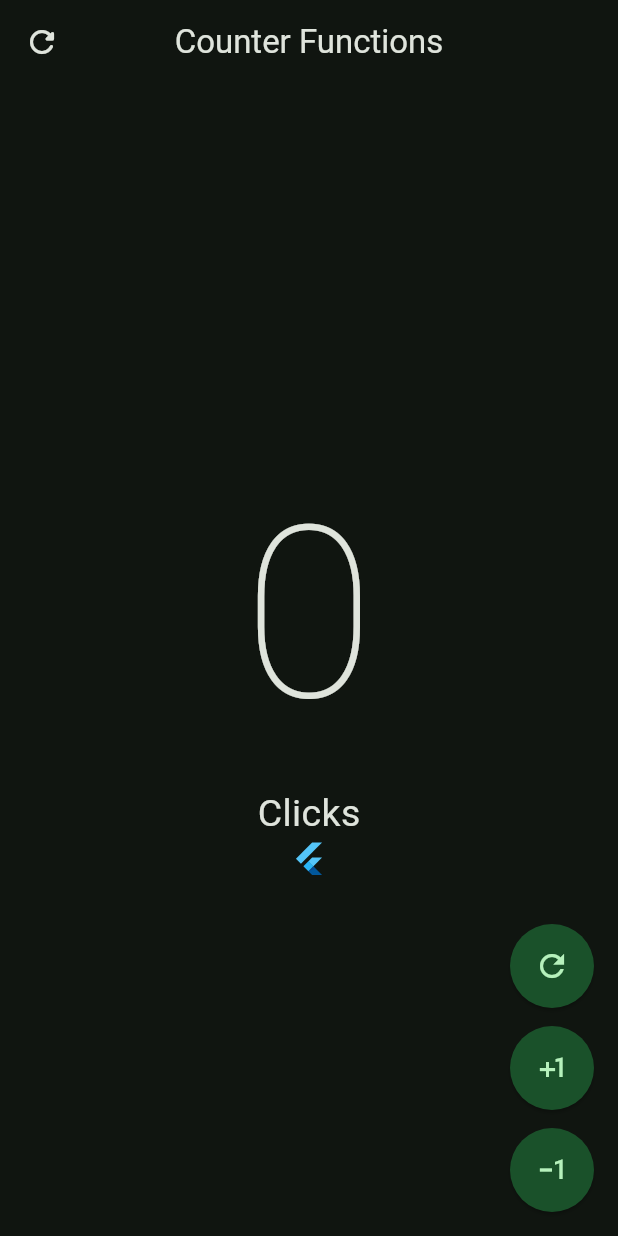
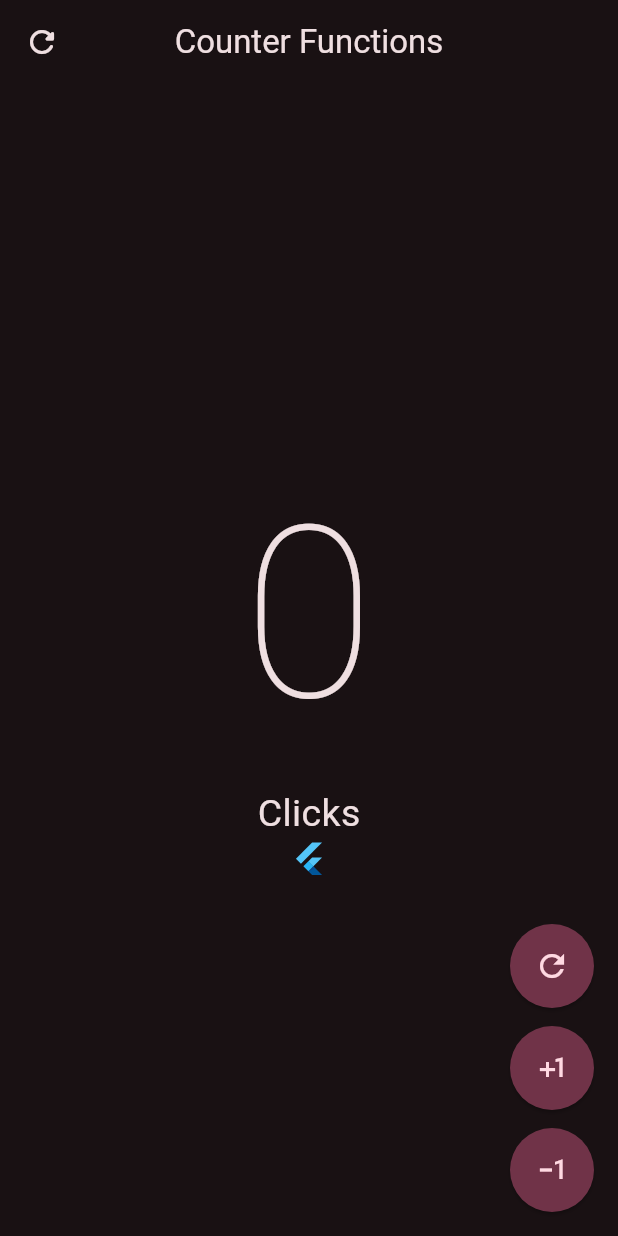
Before and after one commit to Trynag/udemy_flutter_fernando_herrera, a Flutter app: the CounterFunctionScreen screen opened directly, on a phone screen of 412 x 824 dp. Run offline on Flutter 3.47's test engine with Material 3 defaults, Android fonts, the phone set to English and light mode, and no system bars; our stand-ins replace dio.

```diff
--- a/toktik/lib/config/theme/app_theme.dart
+++ b/toktik/lib/config/theme/app_theme.dart
@@ -3,8 +3,7 @@ import 'package:flutter/material.dart';
 const Color _myGreen = Color(0xFF368f4f);
 List<Color> _colorTheme = [
   _myGreen,
-  Colors.green[300]!,
-  Colors.black54,
+  Colors.black,
   Colors.lightBlueAccent,
   Colors.blueGrey,
 ];
--- a/toktik/lib/main.dart
+++ b/toktik/lib/main.dart
@@ -24,7 +24,7 @@ class MyApp extends StatelessWidget {
 
       child: MaterialApp(
         debugShowCheckedModeBanner: false,
-        theme: AppTheme(selectedColorIndex: 0).getTheme(),
+        theme: AppTheme(selectedColorIndex: 1).getTheme(),
         title: 'TokTik',
         home: const DiscoverScreen(),
       ),
--- a/toktik/pubspec.yaml
+++ b/toktik/pubspec.yaml
@@ -28,6 +28,7 @@ environment:
 # the latest version available on pub.dev. To see which dependencies have newer
 # versions available, run `flutter pub outdated`.
 dependencies:
+  animate_do: ^4.2.0
   cupertino_icons: ^1.0.8
   flutter:
     sdk: flutter
```
Also changed, not shown: toktik/lib/presentation/widgets/video_player/video_buttons.dart (+15 -1 lines), toktik/pubspec.lock.
